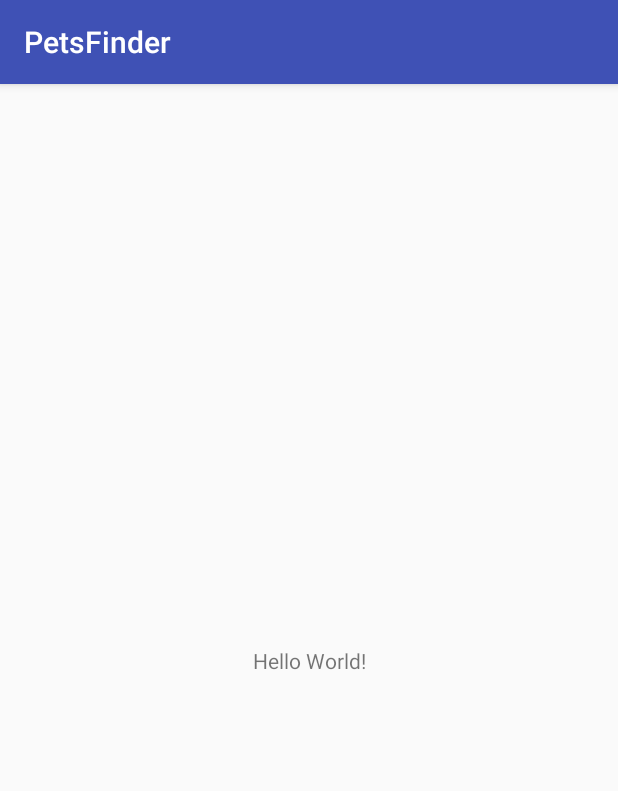
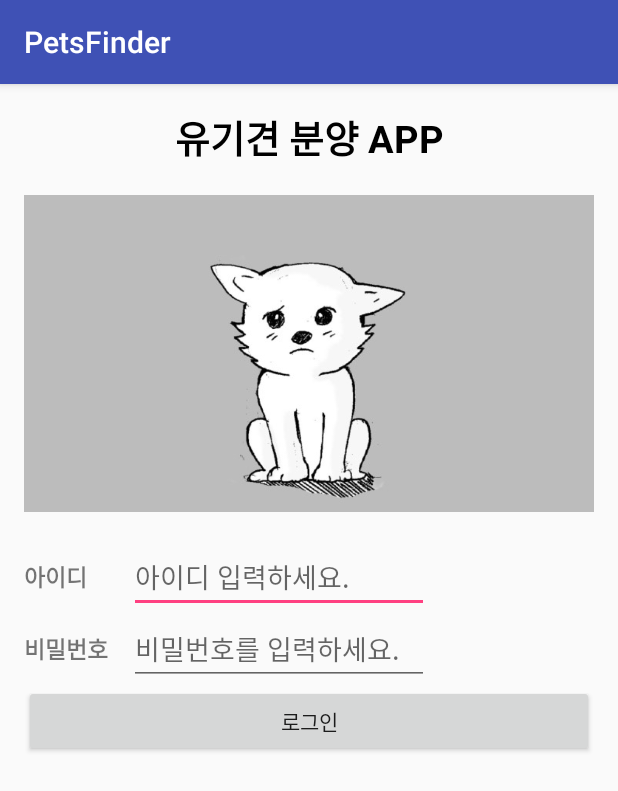
Before and after one commit to zxcvv04/petsFinder, an Android app: the screen it shows after launch (MainActivity), on a phone screen of 412 x 824 dp. Shown: the top 791 px of the screen. Run offline under Robolectric (Android 15) with nearby library versions, the phone set to English and light mode, and no system bars.

Commit message:
Version="0.03"

```diff
--- a/app/src/main/java/com/iot/petsfinder/MainActivity.java
+++ b/app/src/main/java/com/iot/petsfinder/MainActivity.java
@@ -1,15 +1,50 @@
 package com.iot.petsfinder;
 
+import android.os.Bundle;
+import android.os.Handler;
 import android.support.v7.app.AppCompatActivity;
-import android.os.Bundle;
+import android.view.View;
+import android.widget.ImageView;
 
 public class MainActivity extends AppCompatActivity
 {
+    ImageView imageView01;
+    ImageView imageView02;
+    ImageView imageView03;
+    int count=0;
 
     @Override
     protected void onCreate(Bundle savedInstanceState)
     {
         super.onCreate(savedInstanceState);
         setContentView(R.layout.activity_main);
+
+        imageView01=(ImageView) findViewById(R.id.imageView1);
+        imageView02=(ImageView) findViewById(R.id.imageView2);
+        imageView03=(ImageView) findViewById(R.id.imageView3);
+
+        final Handler handler = new Handler();
+
+        handler.postDelayed(new Runnable() {
+            @Override
+            public void run() {
+                handler.postDelayed(this, 2000);
+
+                count++;
+                if ((count % 3) == 1) {
+                    imageView03.setVisibility(View.GONE);
+                    imageView02.setVisibility(View.VISIBLE);
+                    imageView01.setVisibility(View.GONE);
+                } else if ((count % 3) == 2) {
+                    imageView03.setVisibility(View.VISIBLE);
+                    imageView02.setVisibility(View.GONE);
+                    imageView01.setVisibility(View.GONE);
+                } else if ((count % 3) == 0) {
+                    imageView03.setVisibility(View.GONE);
+                    imageView02.setVisibility(View.GONE);
+                    imageView01.setVisibility(View.VISIBLE);
+                }
+            }
+        }, 2000);
     }
 }
--- a/app/src/main/res/layout/activity_main.xml
+++ b/app/src/main/res/layout/activity_main.xml
@@ -1,19 +1,110 @@
 <?xml version="1.0" encoding="utf-8"?>
-<android.support.constraint.ConstraintLayout
-    xmlns:android="http://schemas.android.com/apk/res/android"
-    xmlns:app="http://schemas.android.com/apk/res-auto"
-    xmlns:tools="http://schemas.android.com/tools"
-    android:layout_width="match_parent"
-    android:layout_height="match_parent"
-    tools:context="com.iot.petsfinder.MainActivity">
+<LinearLayout xmlns:android="http://schemas.android.com/apk/res/android"
+              xmlns:app="http://schemas.android.com/apk/res-auto"
+              android:layout_width="match_parent"
+              android:layout_height="match_parent"
+              android:orientation="vertical"
+              android:padding="16dp">
 
-    <TextView
-        android:layout_width="wrap_content"
+    <LinearLayout
+        android:layout_width="match_parent"
         android:layout_height="wrap_content"
-        android:text="Hello World!"
-        app:layout_constraintBottom_toBottomOf="parent"
-        app:layout_constraintLeft_toLeftOf="parent"
-        app:layout_constraintRight_toRightOf="parent"
-        app:layout_constraintTop_toTopOf="parent"/>
+        android:orientation="horizontal">
 
-</android.support.constraint.ConstraintLayout>
+        <TextView
+            android:id="@+id/editText"
+            android:layout_width="match_parent"
+            android:layout_height="wrap_content"
+
+            android:text="유기견 분양 APP"
+            android:textAlignment="center"
+            android:textColor="@android:color/black"
+            android:textSize="25sp"
+            android:textStyle="bold" />
+
+    </LinearLayout>
+
+    <FrameLayout
+        android:layout_width="match_parent"
+        android:layout_height="250dp"
+        android:orientation="horizontal">
+
+        <ImageView
+            android:id="@+id/imageView3"
+            android:layout_width="wrap_content"
+            android:layout_height="wrap_content"
+            app:srcCompat="@drawable/abandoneddog3" />
+
+        <ImageView
+            android:id="@+id/imageView2"
+            android:layout_width="match_parent"
+            android:layout_height="wrap_content"
+            android:layout_weight="1"
+            app:srcCompat="@drawable/abandoneddog2" />
+
+        <ImageView
+            android:id="@+id/imageView1"
+            android:layout_width="match_parent"
+            android:layout_height="wrap_content"
+            android:layout_weight="1"
+            app:srcCompat="@drawable/abandoneddog1" />
+
+    </FrameLayout>
+
+    <LinearLayout
+        android:layout_width="match_parent"
+        android:layout_height="wrap_content"
+        android:gravity="center_vertical">
+
+        <TextView
+            android:layout_width="60dp"
+            android:layout_height="wrap_content"
+            android:text="아이디"
+            android:textSize="15sp"
+            android:textStyle="bold"/>
+
+        <EditText
+            android:id="@+id/date"
+            android:layout_width="200dp"
+            android:layout_height="wrap_content"
+            android:layout_marginLeft="10dp"
+            android:clickable="true"
+            android:hint="아이디 입력하세요." />
+
+    </LinearLayout>
+
+    <LinearLayout
+        android:layout_width="match_parent"
+        android:layout_height="wrap_content"
+        android:gravity="center_vertical">
+
+        <TextView
+            android:layout_width="60dp"
+            android:layout_height="wrap_content"
+            android:text="비밀번호"
+            android:textSize="15sp"
+            android:textStyle="bold"/>
+
+        <EditText
+            android:id="@+id/item"
+            android:layout_width="200dp"
+            android:layout_height="wrap_content"
+            android:layout_marginLeft="10dp"
+            android:hint="비밀번호를 입력하세요."/>
+
+    </LinearLayout>
+
+    <LinearLayout
+        android:layout_width="match_parent"
+        android:layout_height="wrap_content"
+        android:orientation="horizontal">
+
+        <Button
+            android:id="@+id/button"
+            android:layout_width="wrap_content"
+            android:layout_height="wrap_content"
+            android:layout_weight="1"
+            android:text="로그인"/>
+    </LinearLayout>
+
+</LinearLayout>
```
Also changed, not shown: app/src/main/res/drawable/abandoneddog1.png (added), app/src/main/res/drawable/abandoneddog2.png (added), app/src/main/res/drawable/abandoneddog3.png (added).
